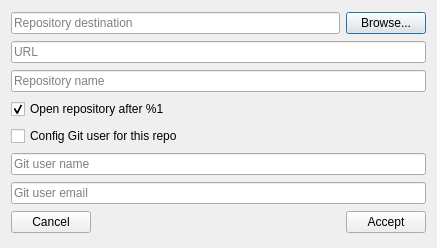
Before: the Qt Designer form src/aux_widgets/CreateRepoDlg.ui in francescmm/GitQlient, drawn with Qt 5.
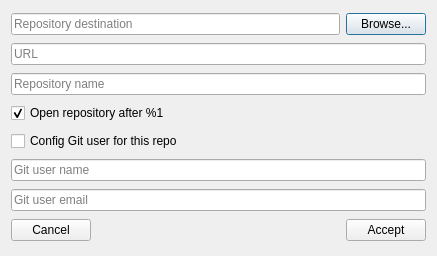
After: the same form once the commit is applied.

Commit message: Fixing window title

The edit to the form file:
```diff
--- a/src/aux_widgets/CreateRepoDlg.ui
+++ b/src/aux_widgets/CreateRepoDlg.ui
@@ -7,7 +7,7 @@
     <x>0</x>
     <y>0</y>
     <width>437</width>
-    <height>248</height>
+    <height>256</height>
    </rect>
   </property>
   <property name="windowTitle">
```
Left out of the diff: 2 changed lines with no effect on the pictures. The commit also changes 1 other file.
